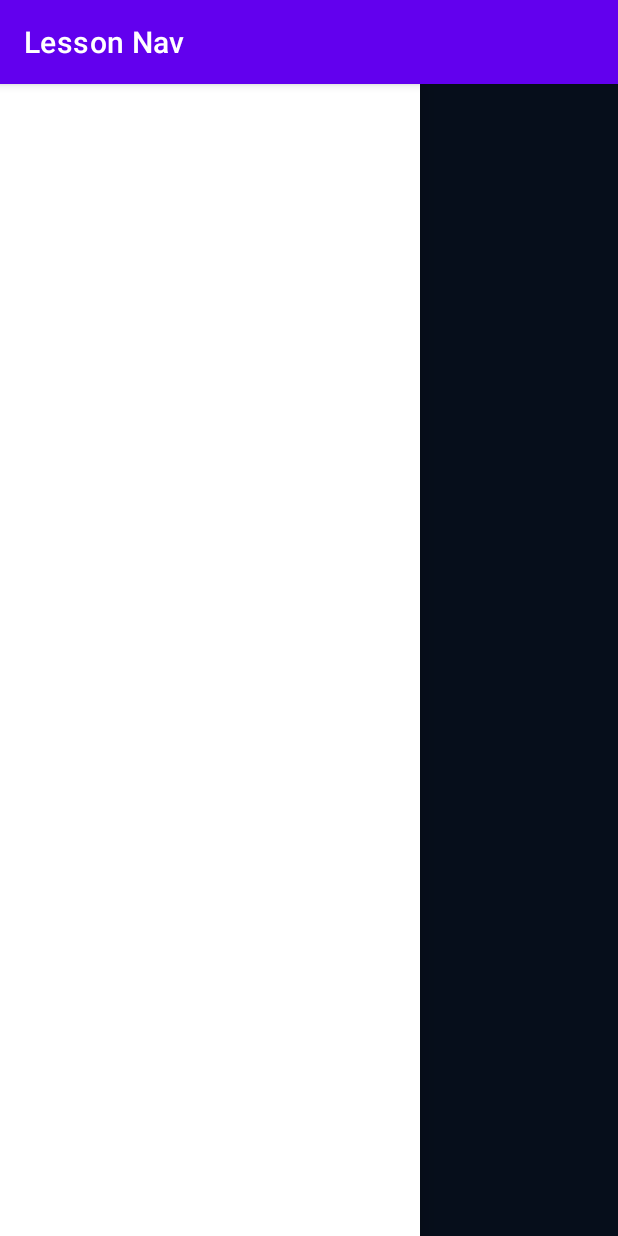
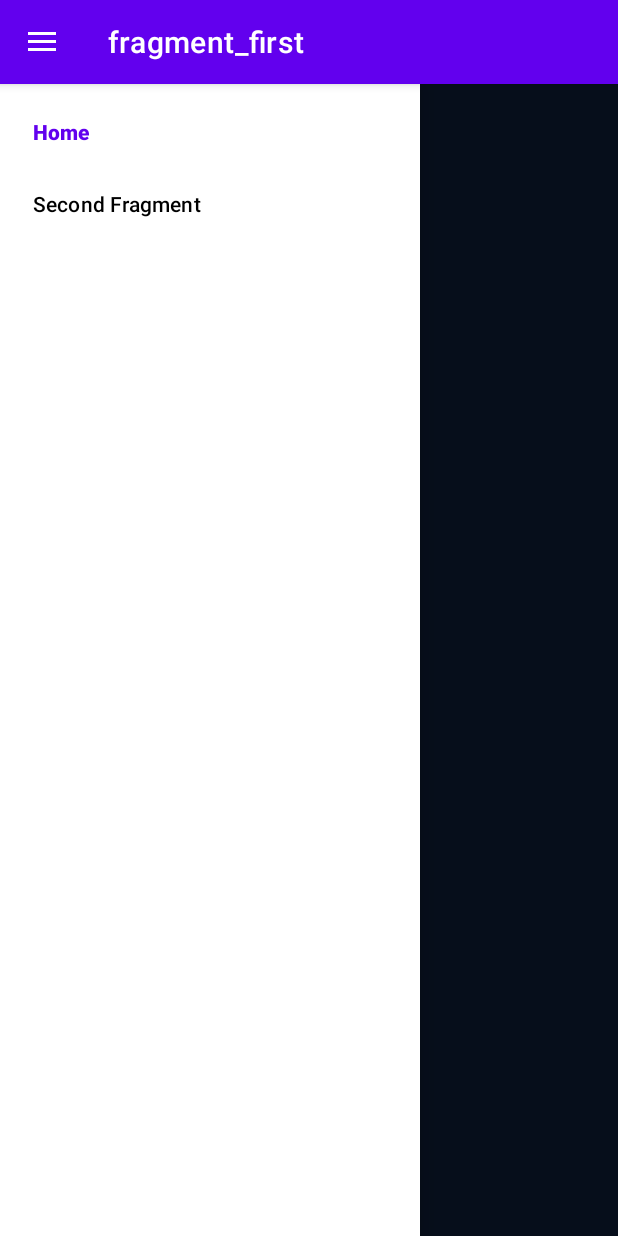
Before and after one commit to Hezekiah-Elisha/Lesson-Nav, an Android app: the screen it shows after launch (MainActivity), with the side drawer open, on a phone screen of 412 x 824 dp. Run offline under Robolectric (Android 15) with nearby library versions, the phone set to English and light mode, and no system bars; our stand-ins replace navigation-ui.

Commit message:
Navigation Drawer added

```diff
--- a/app/src/main/java/com/hezekiahelisha/lessonnav/MainActivity.kt
+++ b/app/src/main/java/com/hezekiahelisha/lessonnav/MainActivity.kt
@@ -2,32 +2,45 @@ package com.hezekiahelisha.lessonnav
 
 import androidx.appcompat.app.AppCompatActivity
 import android.os.Bundle
-import androidx.drawerlayout.widget.DrawerLayout
+import android.renderscript.ScriptGroup
+import android.view.LayoutInflater
 import androidx.navigation.NavController
 import androidx.navigation.findNavController
+import androidx.navigation.fragment.NavHostFragment
 import androidx.navigation.ui.AppBarConfiguration
+import androidx.navigation.ui.navigateUp
 import androidx.navigation.ui.setupActionBarWithNavController
 import androidx.navigation.ui.setupWithNavController
-import com.google.android.material.navigation.NavigationView
+import com.hezekiahelisha.lessonnav.databinding.ActivityMainBinding
 
 class MainActivity : AppCompatActivity() {
+    private lateinit var binding : ActivityMainBinding
 
-    private lateinit var navController: NavController
-    private lateinit var drawerLayout: DrawerLayout
+    private lateinit var navController : NavController
     private lateinit var appBarConfiguration: AppBarConfiguration
-    private lateinit var navigationView : NavigationView
+    private lateinit var listener : NavController.OnDestinationChangedListener
 
     override fun onCreate(savedInstanceState: Bundle?) {
         super.onCreate(savedInstanceState)
-        setContentView(R.layout.activity_main)
 
-//        navController = findNavController(R.id.fragmentHomeHost)
-//        drawerLayout = findViewById(R.id.drawer_layout)
-//
-//        navigationView = findViewById(R.id.navigationView)
-//        navigationView.setupWithNavController(navController)
-//
-//        appBarConfiguration = AppBarConfiguration(navController.graph, drawerLayout)
-//        setupActionBarWithNavController(navController, appBarConfiguration)
+        binding = ActivityMainBinding.inflate(LayoutInflater.from(this))
+        setContentView(binding.root)
+
+        val navHostFragment = supportFragmentManager.findFragmentById(R.id.fragmentHomeHost) as NavHostFragment
+
+        navController = navHostFragment.navController
+
+        binding.navigationView.setupWithNavController(navController)
+
+        appBarConfiguration = AppBarConfiguration(navController.graph, binding.drawerLayout)
+        setupActionBarWithNavController(navController, appBarConfiguration)
+    }
+
+    override fun onSupportNavigateUp(): Boolean {
+        val navHostFragment = supportFragmentManager.findFragmentById(R.id.fragmentHomeHost) as NavHostFragment
+
+        navController = navHostFragment.navController
+
+        return navController.navigateUp(appBarConfiguration) || super.onSupportNavigateUp()
     }
 }
--- a/app/src/main/res/layout/activity_main.xml
+++ b/app/src/main/res/layout/activity_main.xml
@@ -21,5 +21,6 @@
         android:id="@+id/navigationView"
         android:layout_width="wrap_content"
         android:layout_height="match_parent"
-        android:layout_gravity="start"/>
+        android:layout_gravity="start"
+        app:menu="@menu/drawer_menu"/>
 </androidx.drawerlayout.widget.DrawerLayout>
--- /dev/null
+++ b/app/src/main/res/menu/drawer_menu.xml
@@ -0,0 +1,8 @@
+<?xml version="1.0" encoding="utf-8"?>
+<menu xmlns:android="http://schemas.android.com/apk/res/android">
+
+    <item android:title="Home"
+        android:id="@+id/firstFragment"/>
+    <item android:title="Second Fragment"
+        android:id="@+id/secondFragment"/>
+</menu>
```
